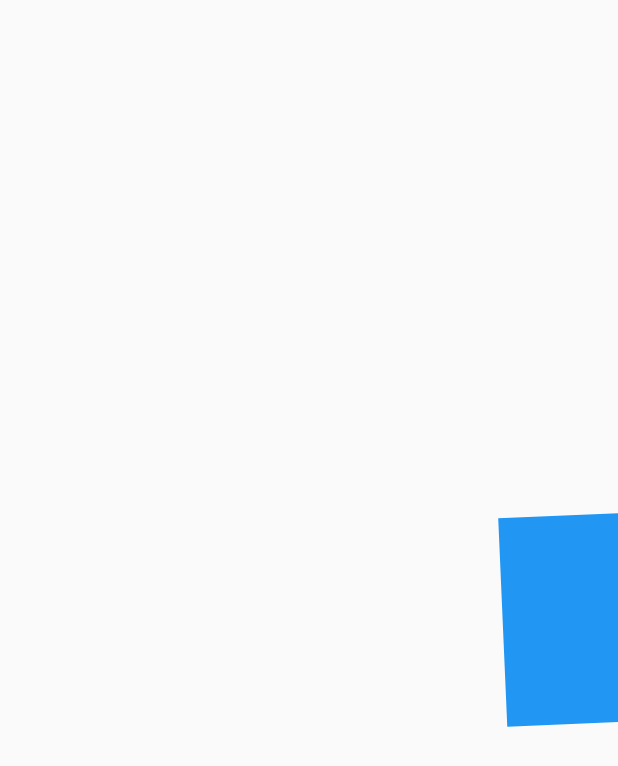
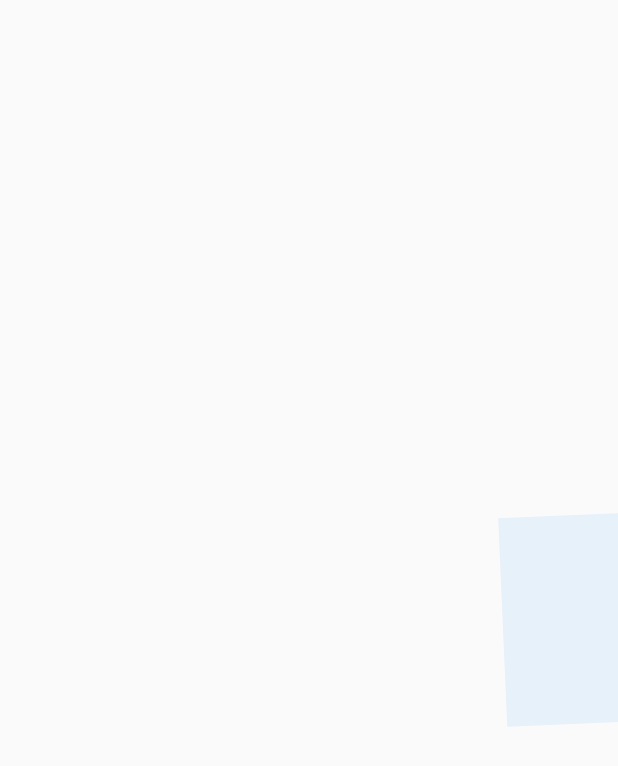
Before and after one commit to muckystack/FLUTTER_UI, a Flutter app: the screen it shows after launch, on a phone screen of 412 x 824 dp. Shown: the top 766 px of the screen. Run offline on Flutter 3.47's test engine with Material 2 defaults, Android fonts, the phone set to English and light mode, and no system bars.

Commit message:
37. Tarea: FadeOut

```diff
--- a/custom_painter_fh/lib/src/pages/animaciones_page.dart
+++ b/custom_painter_fh/lib/src/pages/animaciones_page.dart
@@ -26,6 +26,7 @@ class _CuadradoAnimadoState extends State<CuadradoAnimado>
   AnimationController controller;
   Animation<double> rotation;
   Animation<double> opacity;
+  Animation<double> opacityOut;
   Animation<double> moveToRight;
   Animation<double> enlarge;
 
@@ -39,6 +40,9 @@ class _CuadradoAnimadoState extends State<CuadradoAnimado>
 
     opacity = Tween(begin: 0.1, end: 1.0).animate(CurvedAnimation(
         parent: controller, curve: Interval(0.0, .25, curve: Curves.easeOut)));
+
+    opacityOut = Tween(begin: 0.0, end: 1.0).animate(CurvedAnimation(
+        parent: controller, curve: Interval(0.75, 1.0, curve: Curves.easeOut)));
 
     moveToRight = Tween(begin: 0.0, end: 200.0)
         .animate(CurvedAnimation(parent: controller, curve: Curves.easeOut));
@@ -89,7 +93,7 @@ class _CuadradoAnimadoState extends State<CuadradoAnimado>
           child: Transform.rotate(
               angle: rotation.value,
               child: Opacity(
-                opacity: opacity.value,
+                opacity: opacity.value - opacityOut.value,
                 child: Transform.scale(
                     scale: enlarge.value, child: childRectangulo),
               )),
```
